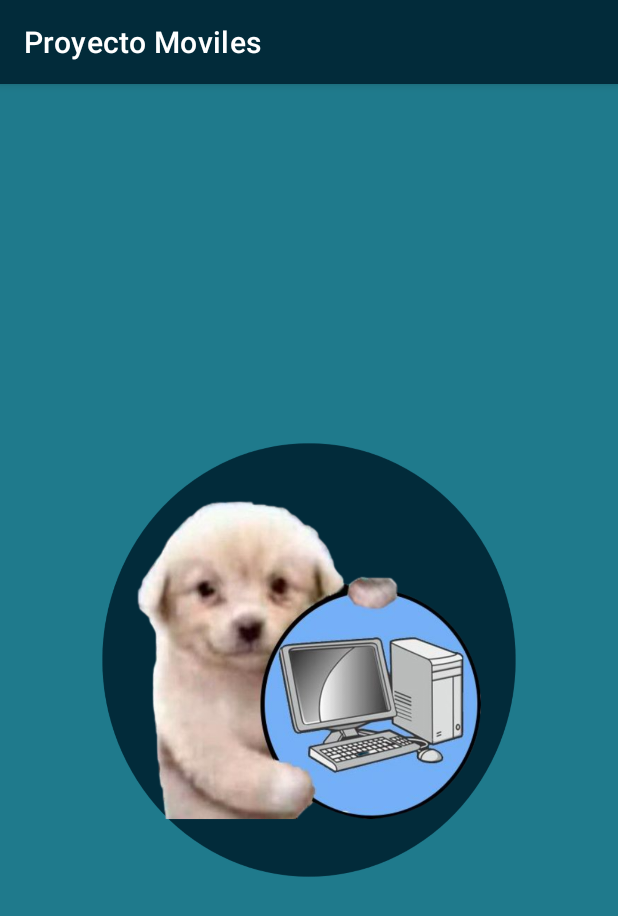
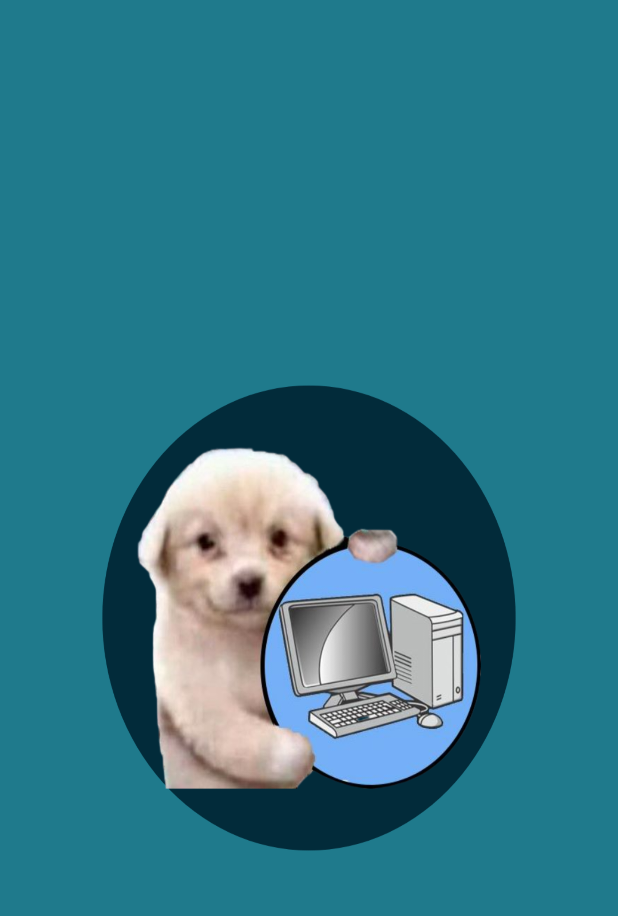
Before and after one commit to AxelLedesma2510/ProyectoMoviles, an Android app: the SplashActivity screen opened directly, with no data from a screen before it, on a phone screen of 412 x 824 dp. Shown: the top 916 px of the screen. Run offline under Robolectric (Android 15) with nearby library versions, the phone set to English and light mode, and no system bars; network calls fail.

Commit message:
Splash Listo !!!

```diff
--- a/app/src/main/java/com/example/proyectomoviles/SplashActivity.java
+++ b/app/src/main/java/com/example/proyectomoviles/SplashActivity.java
@@ -11,6 +11,7 @@ public class SplashActivity extends AppCompatActivity {
 
     @Override
     protected void onCreate(Bundle savedInstanceState) {
+        setTheme(R.style.SplashActivity);
         super.onCreate(savedInstanceState);
         getWindow().setFlags(WindowManager.LayoutParams.FLAG_FULLSCREEN, WindowManager.LayoutParams.FLAG_FULLSCREEN);
         setContentView(R.layout.activity_splash);
--- a/app/src/main/res/values/themes.xml
+++ b/app/src/main/res/values/themes.xml
@@ -13,4 +13,6 @@
         <item name="android:statusBarColor">?attr/colorPrimaryVariant</item>
         <!-- Customize your theme here. -->
     </style>
+    <style name="SplashActivity" parent="Theme.MaterialComponents.DayNight.NoActionBar">
+    </style>
 </resources>
```
